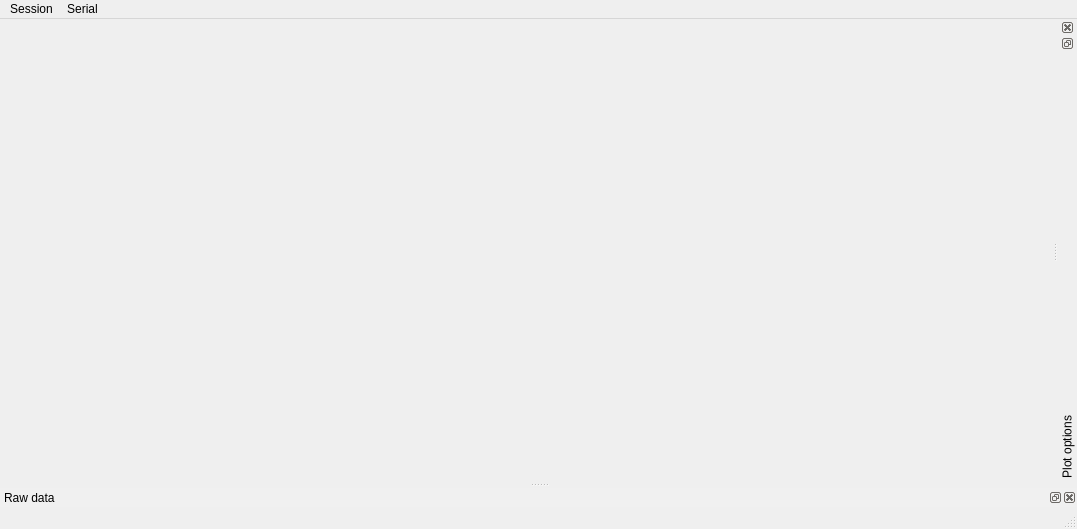
Before: the Qt Designer form RsReadQt/mainwindow.ui in scphamster/RsReadQt, drawn with Qt 5.
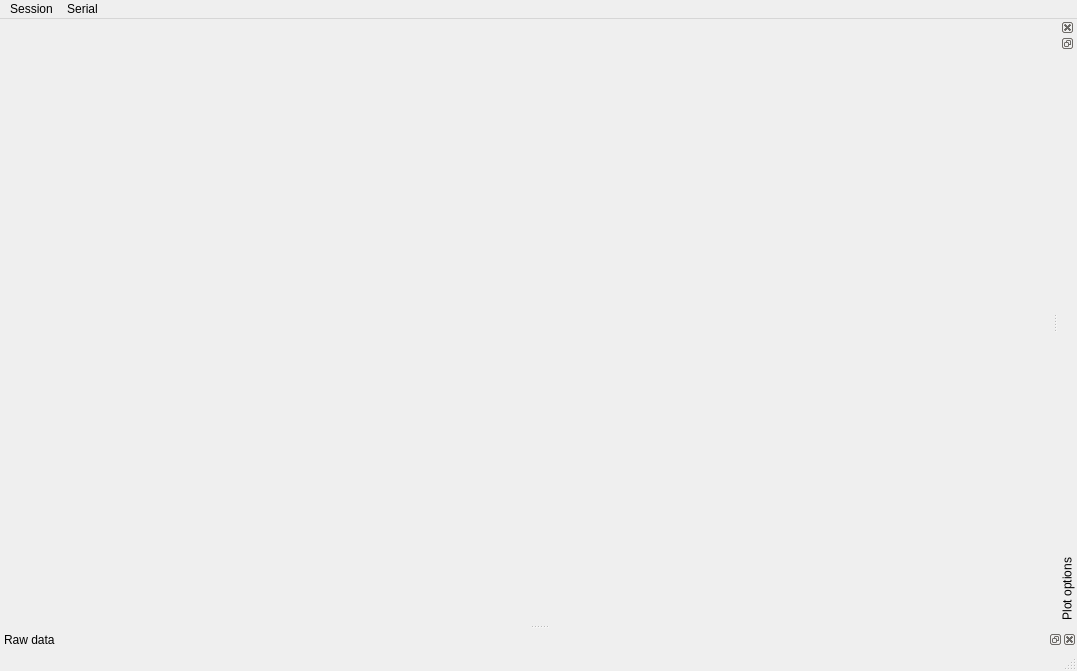
After: the same form once the commit is applied. Icons and pictures are not drawn.

Diff of the .ui file:
```diff
--- a/RsReadQt/mainwindow.ui
+++ b/RsReadQt/mainwindow.ui
@@ -7,7 +7,7 @@
     <x>0</x>
     <y>0</y>
     <width>1077</width>
-    <height>529</height>
+    <height>671</height>
    </rect>
   </property>
   <property name="mouseTracking">
@@ -29,7 +29,11 @@
      <height>171</height>
     </size>
    </property>
-   <layout class="QHBoxLayout" name="horizontalLayout_2"/>
+   <layout class="QHBoxLayout" name="horizontalLayout_2">
+    <item>
+     <layout class="QVBoxLayout" name="verticalLayout"/>
+    </item>
+   </layout>
   </widget>
   <widget class="QStatusBar" name="statusBar"/>
   <widget class="QMenuBar" name="menuBar">
@@ -66,147 +70,9 @@
   <widget class="QDockWidget" name="OutputDocker">
    <property name="palette">
     <palette>
-     <active>
-      <colorrole role="Text">
-       <brush brushstyle="SolidPattern">
-        <color alpha="255">
-         <red>0</red>
-         <green>0</green>
-         <blue>0</blue>
-        </color>
-       </brush>
-      </colorrole>
-      <colorrole role="ButtonText">
-       <brush brushstyle="SolidPattern">
-        <color alpha="255">
-         <red>68</red>
-         <green>95</green>
-         <blue>72</blue>
-        </color>
-       </brush>
-      </colorrole>
-      <colorrole role="Window">
-       <brush brushstyle="SolidPattern">
-        <color alpha="255">
-         <red>99</red>
-         <green>131</green>
-         <blue>99</blue>
-        </color>
-       </brush>
-      </colorrole>
-      <colorrole role="Shadow">
-       <brush brushstyle="SolidPattern">
-        <color alpha="255">
-         <red>171</red>
-         <green>171</green>
-         <blue>171</blue>
-        </color>
-       </brush>
-      </colorrole>
-      <colorrole role="ToolTipText">
-       <brush brushstyle="SolidPattern">
-        <color alpha="255">
-         <red>185</red>
-         <green>185</green>
-         <blue>185</blue>
-        </color>
-       </brush>
-      </colorrole>
-     </active>
-     <inactive>
-      <colorrole role="Text">
-       <brush brushstyle="SolidPattern">
-        <color alpha="255">
-         <red>0</red>
-         <green>0</green>
-         <blue>0</blue>
-        </color>
-       </brush>
-      </colorrole>
-      <colorrole role="ButtonText">
-       <brush brushstyle="SolidPattern">
-        <color alpha="255">
-         <red>0</red>
-         <green>0</green>
-         <blue>0</blue>
-        </color>
-       </brush>
-      </colorrole>
-      <colorrole role="Window">
-       <brush brushstyle="SolidPattern">
-        <color alpha="255">
-         <red>240</red>
-         <green>240</green>
-         <blue>240</blue>
-        </color>
-       </brush>
-      </colorrole>
-      <colorrole role="Shadow">
-       <brush brushstyle="SolidPattern">
-        <color alpha="255">
-         <red>105</red>
-         <green>105</green>
-         <blue>105</blue>
-        </color>
-       </brush>
-      </colorrole>
-      <colorrole role="ToolTipText">
-       <brush brushstyle="SolidPattern">
-        <color alpha="255">
-         <red>0</red>
-         <green>0</green>
-         <blue>0</blue>
-        </color>
-       </brush>
-      </colorrole>
-     </inactive>
-     <disabled>
-      <colorrole role="Text">
-       <brush brushstyle="SolidPattern">
-        <color alpha="255">
-         <red>120</red>
-         <green>120</green>
-         <blue>120</blue>
-        </color>
-       </brush>
-      </colorrole>
-      <colorrole role="ButtonText">
-       <brush brushstyle="SolidPattern">
-        <color alpha="255">
-         <red>120</red>
-         <green>120</green>
-         <blue>120</blue>
-        </color>
-       </brush>
-      </colorrole>
-      <colorrole role="Window">
-       <brush brushstyle="SolidPattern">
-        <color alpha="255">
-         <red>99</red>
-         <green>131</green>
-         <blue>99</blue>
-        </color>
-       </brush>
-      </colorrole>
-      <colorrole role="Shadow">
-       <brush brushstyle="SolidPattern">
-        <color alpha="255">
-         <red>0</red>
-         <green>0</green>
-         <blue>0</blue>
-        </color>
-       </brush>
-      </colorrole>
-      <colorrole role="ToolTipText">
-       <brush brushstyle="SolidPattern">
-        <color alpha="255">
-         <red>0</red>
-         <green>0</green>
-         <blue>0</blue>
-        </color>
-       </brush>
-      </colorrole>
-     </disabled>
+     <active/>
+     <inactive/>
+     <disabled/>
     </palette>
    </property>
    <property name="windowIcon">
```
